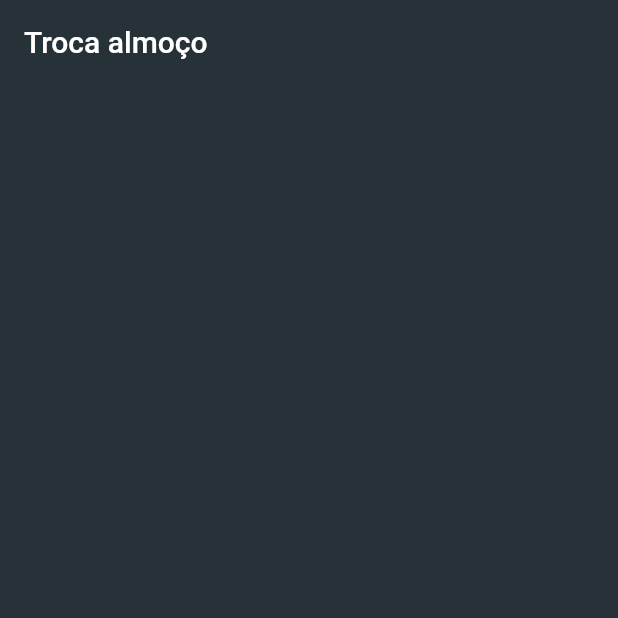
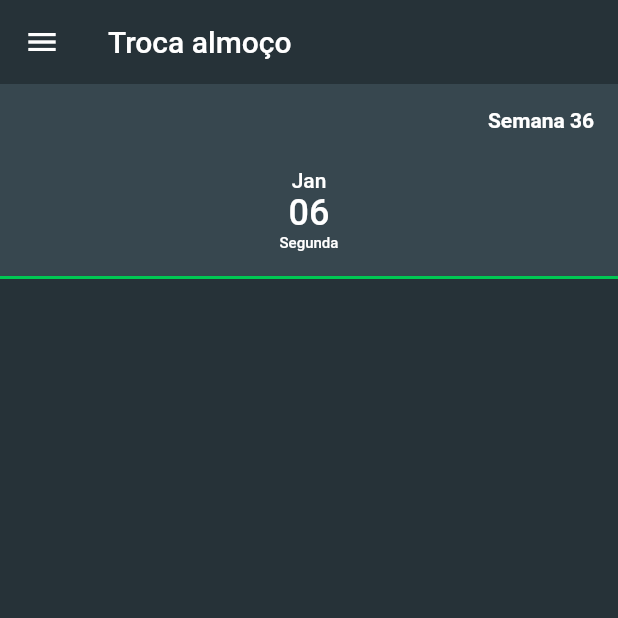
Before and after one commit to BR-Flutter/ms-troca-almoco, a Flutter app: the screen it shows after launch, on a phone screen of 412 x 824 dp, the top half of it. Run offline on Flutter 3.47's test engine with Material 2 defaults, Android fonts, the phone set to English and light mode, and no system bars.

Commit message:
Prepering tabs

```diff
--- a/lib/main.dart
+++ b/lib/main.dart
@@ -8,12 +8,13 @@ class MyApp extends StatelessWidget {
   @override
   Widget build(BuildContext context) {
     return MaterialApp(
-      title: 'Flutter Demo',
-      theme: ThemeData(
-        primaryColor: Colors.blueGrey[900],
-        accentColor: Colors.greenAccent[700]
-      ),
-      home: HomePage(),
+		title: 'Troca almoço',
+		theme: ThemeData(
+			primaryColor: Colors.blueGrey[900],
+			accentColor: Colors.greenAccent[700],
+            brightness: Brightness.dark
+        ),
+		home: HomePage(),
     );
   }
 }
--- a/lib/screens/home.dart
+++ b/lib/screens/home.dart
@@ -1,14 +1,103 @@
 import 'package:flutter/material.dart';
+import 'dart:convert';
 
 class HomePage extends StatelessWidget {
   @override
   Widget build(BuildContext context) {
-    return Scaffold(
+    return DefaultTabController(
+		length: 5,
+		child: Scaffold(
 			backgroundColor: Colors.blueGrey[900],
 			appBar: AppBar(
 				title: Text('Troca almoço'),
 				elevation: 0.0,
 			),
+			drawer: HomeDrawer(),
+			body: HomeBody(),
+		),
 	);
   }
 }
+
+class HomeDrawer extends StatelessWidget {
+  @override
+  Widget build(BuildContext context) {
+    return Drawer(
+        child: Container(
+            color: Theme.of(context).primaryColor,
+            child: ListView(padding: EdgeInsets.zero, children: <Widget>[
+              UserAccountsDrawerHeader(
+                decoration:
+                    BoxDecoration(color: Theme.of(context).primaryColor),
+                accountName: Text('Mário Santos'),
+                accountEmail: Text('Desenvolvedfor Front-end'),
+                currentAccountPicture: CircleAvatar(
+                    backgroundColor: Colors.blue, child: Text('M')),
+              ),
+              ListTile(
+                title: Text('Sair'),
+              )
+            ])));
+  }
+}
+
+class HomeBody extends StatefulWidget {
+	@override
+	HomeBodyState createState() => HomeBodyState();
+}
+
+class HomeBodyState extends State<HomeBody> {
+	@override
+	Widget build(BuildContext context) {
+		List<dynamic> parsed = json.decode('[{"dia":"2019-01-06T21:39:11.652Z","cardapio":{"pratoPrincipal":"Frango empanado","guarnicao":"Macarrão a bolonhesa","salada1":"Cenoura fatiada","salada2":"Alface","sobremesa":"Moranguete"}}]');
+
+		parsed.forEach((item) {
+			(item['cardapio'] as Map<String, dynamic>).forEach((key, value) {
+				print(value);
+			});
+		});
+
+		return Column(
+			children: <Widget>[
+				Container(
+					color: Colors.blueGrey[800],
+					alignment: Alignment.topRight,
+					padding: new EdgeInsets.only(
+						top: 16.0,
+						left: 16.0,
+						right: 16.0,
+						bottom: 16.0,
+					),
+					child: Text(
+						'Semana 36',
+						style: TextStyle(
+							fontSize: 14.0,
+							fontWeight: FontWeight.w600
+						)
+					),
+				),
+				Container(
+					color: Colors.blueGrey[800],
+					child: TabBar(
+						tabs: [
+							Container(
+								padding: EdgeInsets.only(top: 8.0),
+								height: 80.0,
+								child: Tab(
+									child: Column(
+										children: <Widget>[
+											Text('Jan', style: TextStyle(fontSize: 14.0)),
+											Text('06', style: TextStyle(fontSize: 24.0)),
+											Text('Segunda', style: TextStyle(fontSize: 10.0)),
+										],
+									)
+								),
+							)
+						],
+					),
+				)
+
+			],
+		);
+	}
+}
```
Lines whose indentation alone changed are shown as unchanged.
